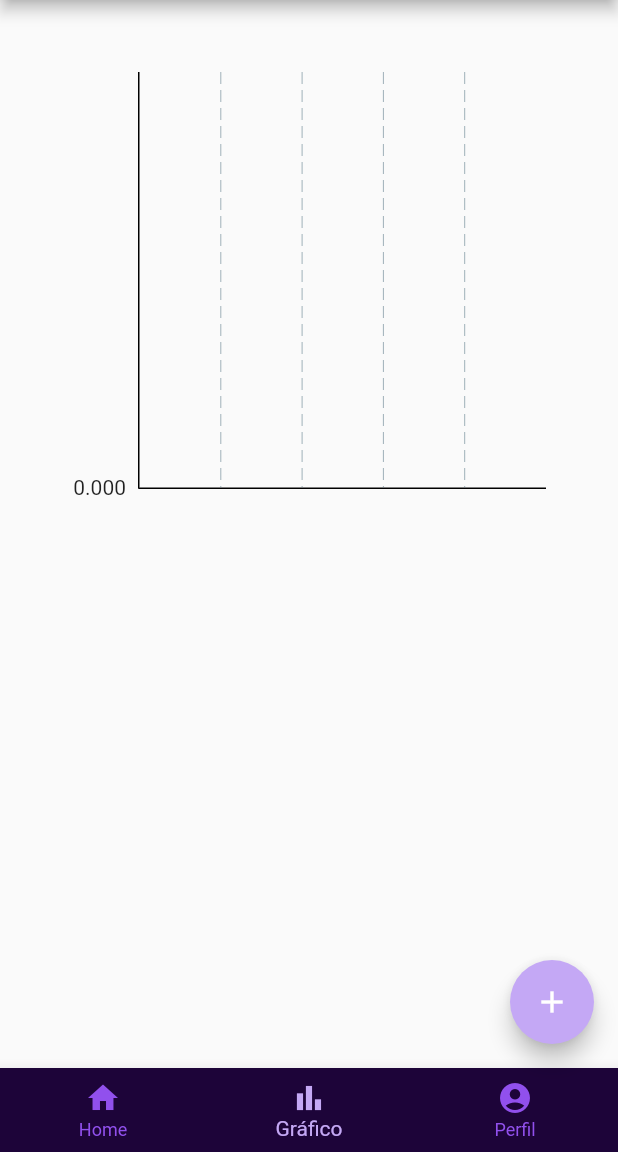
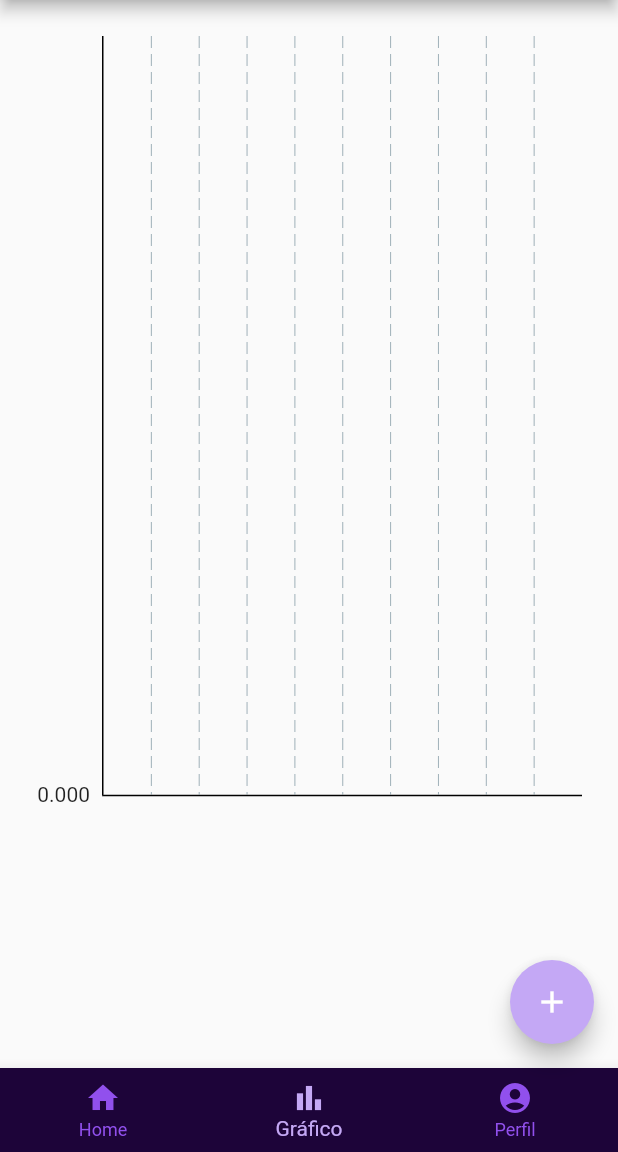
Before and after one commit to giseletoledo/expenses-app, a Flutter app: the screen it shows after launch, item 2 of the bottom bar chosen, on a phone screen of 412 x 824 dp, the part 84-1236 px from its top. Run offline on Flutter 3.47's test engine with Material 2 defaults, Android fonts, the phone set to English and light mode, and no system bars; drawn by our look-alikes of fl_chart; our stand-ins replace logger, shared_preferences; accounts and stored records are empty.

Commit message:
ajuste no espacamento da barras

```diff
--- a/lib/pages/home/abas/chart_tab.dart
+++ b/lib/pages/home/abas/chart_tab.dart
@@ -16,15 +16,18 @@
   Widget build(BuildContext context) {
     final chartData = getCategoryData(expenses);
 
-    return Padding(
-      padding: const EdgeInsets.all(48.0),
-      child: Container(
-        alignment: Alignment.bottomCenter,
-        height: 300,
+    return Container(
+      alignment: Alignment.center,
+      height: MediaQuery.of(context).size.height * 0.7,
+      child: Column(
+        children: [
+          Flexible(
+            child: Padding(
+              padding: const EdgeInsets.all(24.0),
               child: BarChart(
                 BarChartData(
                   barGroups: getBarGroups(chartData),
-            alignment: BarChartAlignment.spaceBetween,
+                  alignment: BarChartAlignment.spaceAround,
                   borderData: FlBorderData(
                     show: true,
                     border: const Border(
@@ -34,15 +37,20 @@
                   ),
                   titlesData: FlTitlesData(
                     topTitles: const AxisTitles(
-                  sideTitles: SideTitles(reservedSize: 30, showTitles: false)),
+                        sideTitles:
+                            SideTitles(reservedSize: 30, showTitles: false)),
                     rightTitles: const AxisTitles(
-                  sideTitles: SideTitles(reservedSize: 30, showTitles: false)),
+                        sideTitles:
+                            SideTitles(reservedSize: 30, showTitles: false)),
                     bottomTitles: AxisTitles(
                       sideTitles: _getBottomTitles(chartData),
                     ),
                   ),
                 ),
               ),
+            ),
+          ),
+        ],
       ),
     );
   }
```
Lines whose indentation alone changed are shown as unchanged.
